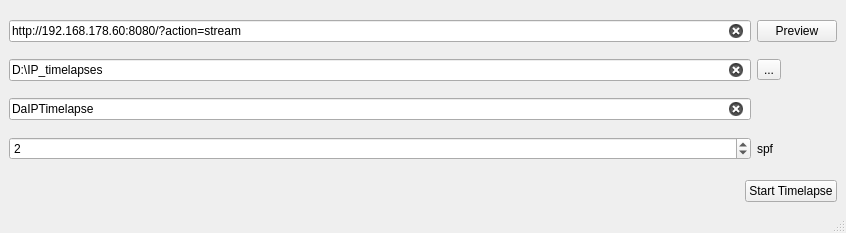
The window that ui/main.ui (CaptainDario/DaIPTimelapse) describes before a commit, drawn with Qt 5.
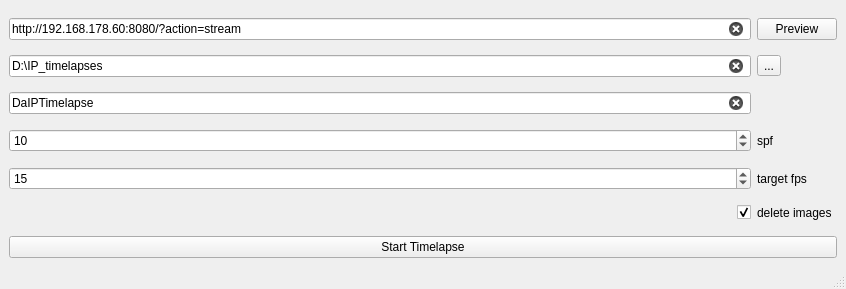
The same window after the commit.

Commit message: Added fps and delete images options for time lapse

Diff of the .ui file:
```diff
--- a/ui/main.ui
+++ b/ui/main.ui
@@ -7,7 +7,7 @@
     <x>0</x>
     <y>0</y>
     <width>846</width>
-    <height>233</height>
+    <height>289</height>
    </rect>
   </property>
   <property name="windowTitle">
@@ -15,32 +15,12 @@
   </property>
   <widget class="QWidget" name="centralwidget">
    <layout class="QGridLayout" name="gridLayout_2">
-    <item row="3" column="0">
-     <layout class="QGridLayout" name="gridLayout_4">
-      <property name="sizeConstraint">
-       <enum>QLayout::SetMinimumSize</enum>
+    <item row="4" column="0">
+     <widget class="QPushButton" name="pushButton_start_timelapse">
+      <property name="text">
+       <string>Start Timelapse</string>
       </property>
-      <item row="0" column="2">
-       <widget class="QPushButton" name="pushButton_start_stop_timelapse">
-        <property name="text">
-         <string>Start Timelapse</string>
-        </property>
-       </widget>
-      </item>
-      <item row="0" column="0">
-       <spacer name="horizontalSpacer">
-        <property name="orientation">
-         <enum>Qt::Horizontal</enum>
-        </property>
-        <property name="sizeHint" stdset="0">
-         <size>
-          <width>40</width>
-          <height>20</height>
-         </size>
-        </property>
-       </spacer>
-      </item>
-     </layout>
+     </widget>
     </item>
     <item row="0" column="0" rowspan="3">
      <layout class="QGridLayout" name="gridLayout_5">
@@ -75,7 +55,37 @@
          <number>1</number>
         </property>
         <property name="value">
-         <number>2</number>
+         <number>10</number>
+        </property>
+       </widget>
+      </item>
+      <item row="3" column="2">
+       <widget class="QLabel" name="label_time_till_next_image">
+        <property name="toolTip">
+         <string>The seconds until a new image will be taken (seconds per frame).</string>
+        </property>
+        <property name="text">
+         <string>spf</string>
+        </property>
+       </widget>
+      </item>
+      <item row="4" column="2">
+       <widget class="QLabel" name="label_targetFPS">
+        <property name="toolTip">
+         <string>The fps of the rendered video.</string>
+        </property>
+        <property name="text">
+         <string>target fps</string>
+        </property>
+       </widget>
+      </item>
+      <item row="0" column="2">
+       <widget class="QPushButton" name="pushButton_preview">
+        <property name="toolTip">
+         <string>Preview the curent ip.</string>
+        </property>
+        <property name="text">
+         <string>Preview</string>
         </property>
        </widget>
       </item>
@@ -111,7 +121,23 @@
         </property>
        </widget>
       </item>
-      <item row="1" column="1">
+      <item row="4" column="0">
+       <widget class="QSpinBox" name="spinBox_fps">
+        <property name="toolTip">
+         <string>The fps of the rendered video.</string>
+        </property>
+        <property name="minimum">
+         <number>1</number>
+        </property>
+        <property name="maximum">
+         <number>1000</number>
+        </property>
+        <property name="value">
+         <number>15</number>
+        </property>
+       </widget>
+      </item>
+      <item row="1" column="2">
        <widget class="QToolButton" name="toolButton_timelapse_path">
         <property name="toolTip">
          <string>Select path in a file browser.</string>
@@ -121,23 +147,23 @@
         </property>
        </widget>
       </item>
-      <item row="3" column="1">
-       <widget class="QLabel" name="label_time_till_next_image">
-        <property name="toolTip">
-         <string>The </string>
-        </property>
+      <item row="5" column="2">
+       <widget class="QLabel" name="label_deleteImages">
         <property name="text">
-         <string>spf</string>
+         <string>delete images</string>
         </property>
        </widget>
       </item>
-      <item row="0" column="1">
-       <widget class="QPushButton" name="pushButton_preview">
-        <property name="toolTip">
-         <string>Preview the curent ip.</string>
+      <item row="5" column="0">
+       <widget class="QCheckBox" name="checkBox_delete_images">
+        <property name="layoutDirection">
+         <enum>Qt::RightToLeft</enum>
         </property>
         <property name="text">
-         <string>Preview</string>
+         <string/>
+        </property>
+        <property name="checked">
+         <bool>true</bool>
         </property>
        </widget>
       </item>
```
Left out of the diff: 32 changed lines with no effect on the pictures. The commit also changes 3 other files.
